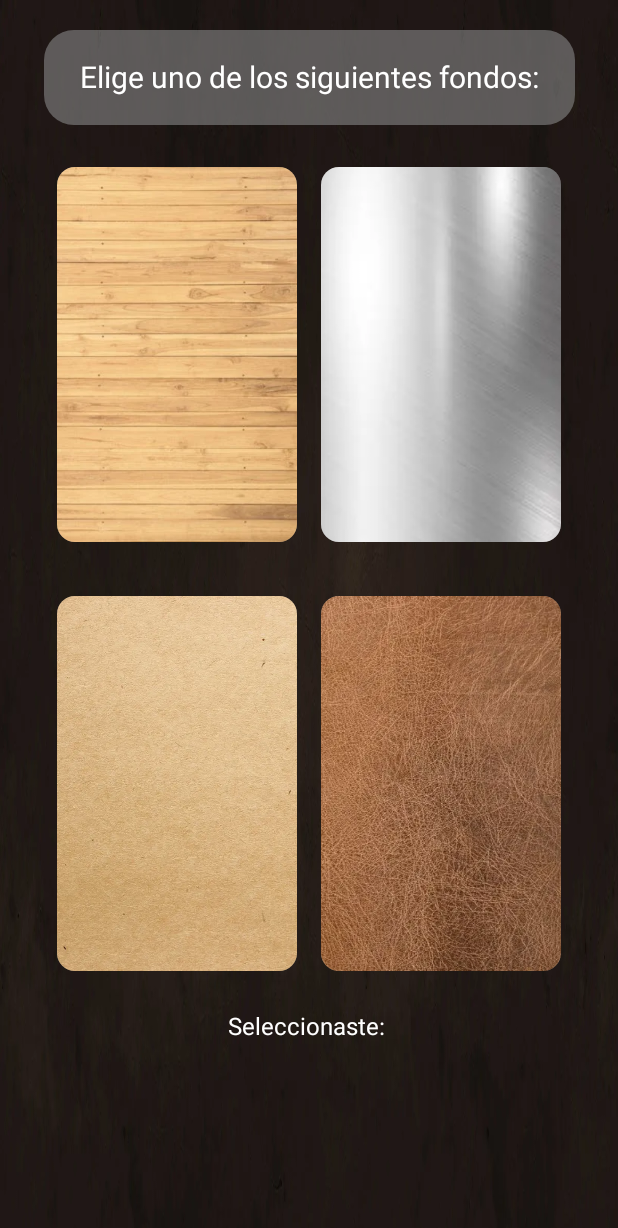
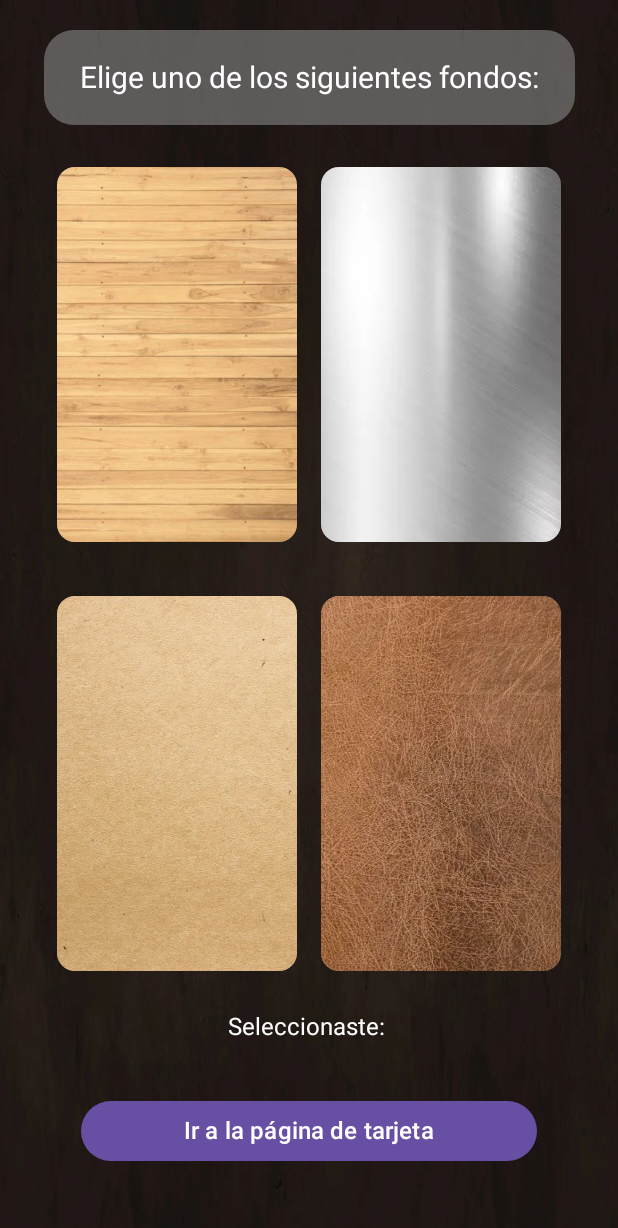
Before and after one commit to Marcausente/OdooComisaria, an Android app built with Jetpack Compose: the screen it shows after launch (MainActivity), after a tap on "ENVIAR", on a phone screen of 412 x 824 dp. Shown: the top 1228 px of the screen. Run offline under Robolectric (Android 15) with nearby library versions, the phone set to English and light mode, and no system bars.

Commit message:
Ultimo commit de hiy

```diff
--- a/app/src/main/java/com/example/buisnesscards/MainActivity.kt
+++ b/app/src/main/java/com/example/buisnesscards/MainActivity.kt
@@ -20,9 +20,13 @@ import androidx.compose.ui.text.style.TextAlign
 import androidx.compose.ui.unit.dp
 import androidx.compose.ui.unit.sp
 import androidx.navigation.NavController
+import androidx.navigation.NavHostController
 import androidx.navigation.compose.NavHost
 import androidx.navigation.compose.composable
 import androidx.navigation.compose.rememberNavController
+import androidx.compose.runtime.mutableStateOf
+import androidx.lifecycle.ViewModel
+
 
 class MainActivity : ComponentActivity() {
     override fun onCreate(savedInstanceState: Bundle?) {
@@ -37,7 +41,8 @@ class MainActivity : ComponentActivity() {
         val navController = rememberNavController()
         NavHost(navController = navController, startDestination = "formScreen") {
             composable("formScreen") { FormScreen(navController) }
-            composable("BackgroundScreen") { BackgroundScreen() }
+            composable("BackgroundScreen") { BackgroundScreen(navController) }
+            composable("PaginaTarjeta") { PaginaTarjeta() }
         }
     }
 
@@ -132,7 +137,7 @@ class MainActivity : ComponentActivity() {
                     verticalAlignment = Alignment.CenterVertically,
                     horizontalArrangement = Arrangement.Center
                 ) {
-                    Text("Modo Oscuro", color = Color.White, fontSize = 18.sp)
+                    Text("Bordes negros", color = Color.White, fontSize = 18.sp)
                     Spacer(modifier = Modifier.width(10.dp))
                     Switch(
                         checked = userPreferredDarkMode.value,
@@ -168,7 +173,7 @@ class MainActivity : ComponentActivity() {
     }
 
     @Composable
-    fun BackgroundScreen() {
+    fun BackgroundScreen(navController: NavHostController) {
         val selectedImage = remember { mutableStateOf("") }
 
         // Listado de imágenes con sus nombres personalizados
@@ -269,6 +274,17 @@ class MainActivity : ComponentActivity() {
                     color = Color.White,
                     fontSize = 16.sp
                 )
+                Spacer(modifier = Modifier.height(20.dp))
+                Button(
+                    onClick = {
+                        navController.navigate("PaginaTarjeta") // Navegar a la página de tarjeta
+                    },
+                    modifier = Modifier
+                        .padding(16.dp)
+                        .fillMaxWidth(0.8f)
+                ) {
+                    Text("Ir a la página de tarjeta", fontSize = 16.sp, color = Color.White)
+                }
             }
         }
     }
@@ -349,4 +365,11 @@ class MainActivity : ComponentActivity() {
             }
         }
     }
+    @Composable
+    fun PaginaTarjeta() {
+        Box(modifier = Modifier.fillMaxSize(), contentAlignment = Alignment.Center) {
+            Text("Página Tarjeta", color = Color.Black, fontSize = 24.sp)
+        }
+    }
+
 }
```
